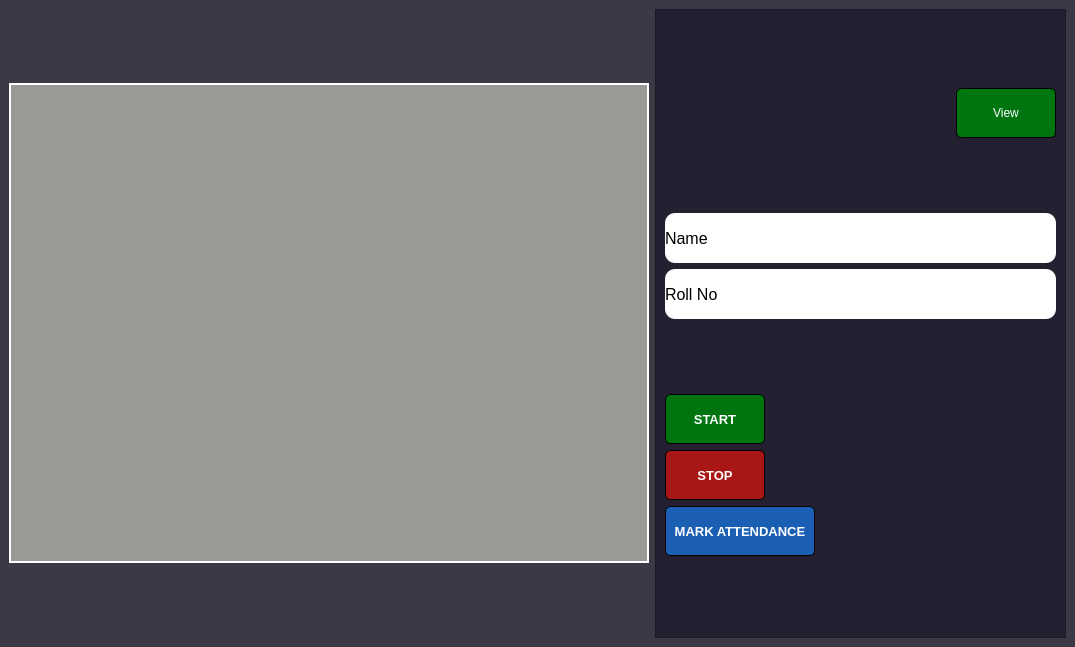
Old version of the form ui/camera-4.ui in the repository Hr15h1/Attendance_system_using_facial_recognition.
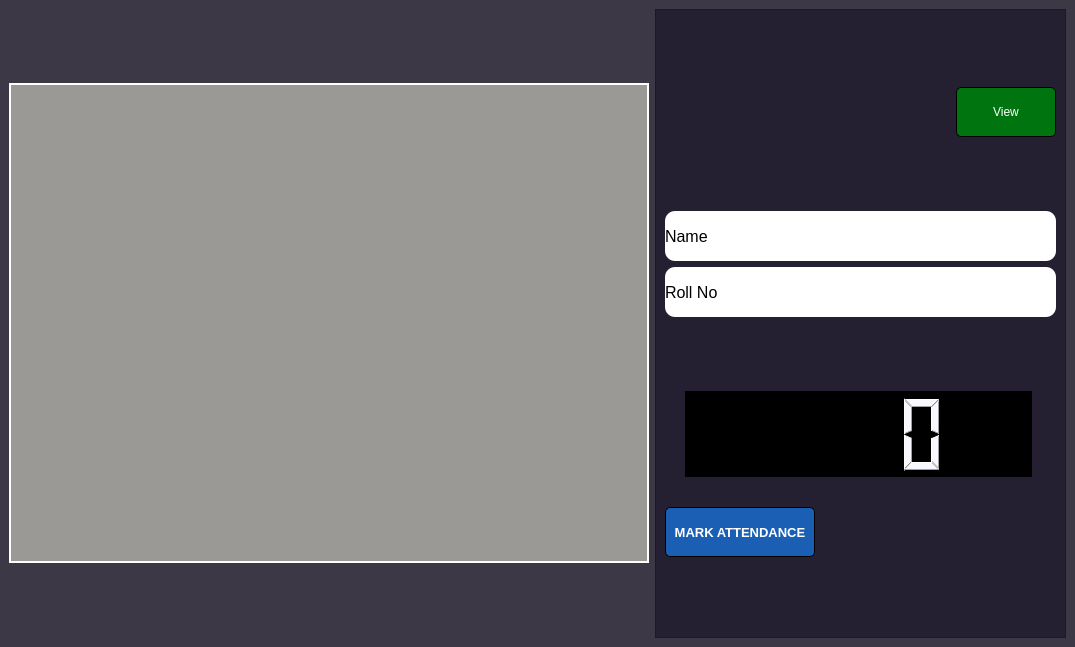
New version of the form.

Patch:
```diff
--- a/ui/camera-4.ui
+++ b/ui/camera-4.ui
@@ -181,88 +181,79 @@
          </item>
          <item>
           <layout class="QVBoxLayout" name="verticalLayout_5">
+           <property name="spacing">
+            <number>30</number>
+           </property>
+           <property name="sizeConstraint">
+            <enum>QLayout::SetDefaultConstraint</enum>
+           </property>
            <item>
-            <widget class="QPushButton" name="start_button">
+            <widget class="QLCDNumber" name="lcdNumber">
+             <property name="enabled">
+              <bool>true</bool>
+             </property>
              <property name="sizePolicy">
-              <sizepolicy hsizetype="Expanding" vsizetype="Fixed">
+              <sizepolicy hsizetype="Preferred" vsizetype="Preferred">
                <horstretch>0</horstretch>
                <verstretch>0</verstretch>
               </sizepolicy>
              </property>
              <property name="minimumSize">
               <size>
-               <width>100</width>
-               <height>50</height>
+               <width>0</width>
+               <height>0</height>
               </size>
              </property>
              <property name="maximumSize">
               <size>
-               <width>100</width>
-               <height>50</height>
+               <width>387</width>
+               <height>86</height>
               </size>
              </property>
              <property name="font">
               <font>
-               <pointsize>10</pointsize>
+               <family>Courier New</family>
+               <pointsize>-1</pointsize>
                <bold>true</bold>
               </font>
              </property>
-             <property name="styleSheet">
-              <string notr="true">QPushButton#start_button {
-	color: rgb(255, 255, 255);
-	border-radius: 5px;
-	border: 1px solid rgb(0, 0, 0);  /* Optional: Adds a border */
-	background-color: rgb(0, 117, 15);
-}
-QPushButton#start_button:hover {
-	background-color: rgb(4, 219, 32);
-}
-</string>
+             <property name="layoutDirection">
+              <enum>Qt::LeftToRight</enum>
              </property>
-             <property name="text">
-              <string>START</string>
+             <property name="autoFillBackground">
+              <bool>false</bool>
              </property>
-            </widget>
-           </item>
-           <item>
-            <widget class="QPushButton" name="stop_button">
-             <property name="sizePolicy">
-              <sizepolicy hsizetype="Expanding" vsizetype="Fixed">
-               <horstretch>0</horstretch>
-               <verstretch>0</verstretch>
-              </sizepolicy>
-             </property>
-             <property name="minimumSize">
-              <size>
-               <width>100</width>
-               <height>50</height>
-              </size>
-             </property>
-             <property name="maximumSize">
-              <size>
-               <width>100</width>
-               <height>50</height>
-              </size>
-             </property>
-             <property name="font">
-              <font>
-               <pointsize>10</pointsize>
-               <bold>true</bold>
-              </font>
-             </property>
              <property name="styleSheet">
-              <string notr="true">QPushButton#stop_button {
-	color: rgb(255, 255, 255);
-	border-radius: 5px;
-	border: 1px solid rgb(0, 0, 0);  /* Optional: Adds a border */
-	background-color: rgb(168, 22, 22);  /* Set your background color */
-}
-QPushButton#stop_button:hover {
-	background-color: rgb(245, 32, 32);
+              <string notr="true">QLCDNumber {
+	background-color: black;
+	color: #f8f8ff;  
+	font-family: 'Courier New';  
+	margin-left: 20px;
+	margin-right: 20px;
+	font-size: 24px;
+	font-weight: bold;  
 }</string>
              </property>
-             <property name="text">
-              <string>STOP</string>
+             <property name="frameShape">
+              <enum>QFrame::WinPanel</enum>
+             </property>
+             <property name="frameShadow">
+              <enum>QFrame::Raised</enum>
+             </property>
+             <property name="smallDecimalPoint">
+              <bool>false</bool>
+             </property>
+             <property name="digitCount">
+              <number>4</number>
+             </property>
+             <property name="segmentStyle">
+              <enum>QLCDNumber::Filled</enum>
+             </property>
+             <property name="value" stdset="0">
+              <double>0.000000000000000</double>
+             </property>
+             <property name="intValue" stdset="0">
+              <number>0</number>
              </property>
             </widget>
            </item>
```
